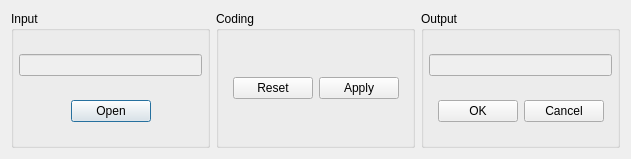
This is src/interface/Coder.ui in andresgonzalezfornell/TFM as Qt 5 draws it before an edit. The edited form follows.
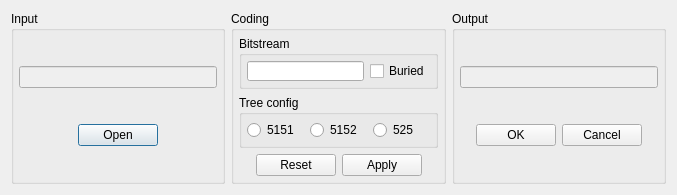
This is the edited form.

The edit to the form file:
```diff
--- a/src/interface/Coder.ui
+++ b/src/interface/Coder.ui
@@ -9,8 +9,8 @@
    <rect>
     <x>0</x>
     <y>0</y>
-    <width>631</width>
-    <height>159</height>
+    <width>677</width>
+    <height>183</height>
    </rect>
   </property>
   <property name="windowTitle">
@@ -44,12 +44,6 @@
       </item>
       <item>
        <widget class="QDialogButtonBox" name="input_controls">
-        <property name="sizePolicy">
-         <sizepolicy hsizetype="Preferred" vsizetype="Fixed">
-          <horstretch>0</horstretch>
-          <verstretch>0</verstretch>
-         </sizepolicy>
-        </property>
         <property name="standardButtons">
          <set>QDialogButtonBox::Open</set>
         </property>
@@ -79,6 +73,86 @@
       <property name="bottomMargin">
        <number>5</number>
       </property>
+      <item>
+       <widget class="QGroupBox" name="bitstream_group">
+        <property name="title">
+         <string>Bitstream</string>
+        </property>
+        <layout class="QHBoxLayout" name="bitstream_layout">
+         <property name="leftMargin">
+          <number>5</number>
+         </property>
+         <property name="topMargin">
+          <number>5</number>
+         </property>
+         <property name="rightMargin">
+          <number>5</number>
+         </property>
+         <property name="bottomMargin">
+          <number>5</number>
+         </property>
+         <item>
+          <widget class="QLineEdit" name="bitstream_filename">
+           <property name="minimumSize">
+            <size>
+             <width>0</width>
+             <height>20</height>
+            </size>
+           </property>
+          </widget>
+         </item>
+         <item>
+          <widget class="QCheckBox" name="bitstream_buried">
+           <property name="text">
+            <string>Buried</string>
+           </property>
+          </widget>
+         </item>
+        </layout>
+       </widget>
+      </item>
+      <item>
+       <widget class="QGroupBox" name="tree_group">
+        <property name="title">
+         <string>Tree config</string>
+        </property>
+        <layout class="QHBoxLayout" name="tree_layout">
+         <property name="leftMargin">
+          <number>5</number>
+         </property>
+         <property name="topMargin">
+          <number>5</number>
+         </property>
+         <property name="rightMargin">
+          <number>5</number>
+         </property>
+         <property name="bottomMargin">
+          <number>5</number>
+         </property>
+         <item>
+          <widget class="QRadioButton" name="tree_5151">
+           <property name="text">
+            <string>5151</string>
+           </property>
+          </widget>
+         </item>
+         <item>
+          <widget class="QRadioButton" name="tree_5152">
+           <property name="text">
+            <string>5152</string>
+           </property>
+          </widget>
+         </item>
+         <item>
+          <widget class="QRadioButton" name="tree_525">
+           <property name="text">
+            <string>525</string>
+           </property>
+          </widget>
+         </item>
+        </layout>
+       </widget>
+      </item>
       <item>
        <widget class="QDialogButtonBox" name="coding_controls">
         <property name="sizePolicy">
```
Left out of the diff: 4 changed lines with no effect on the pictures.
